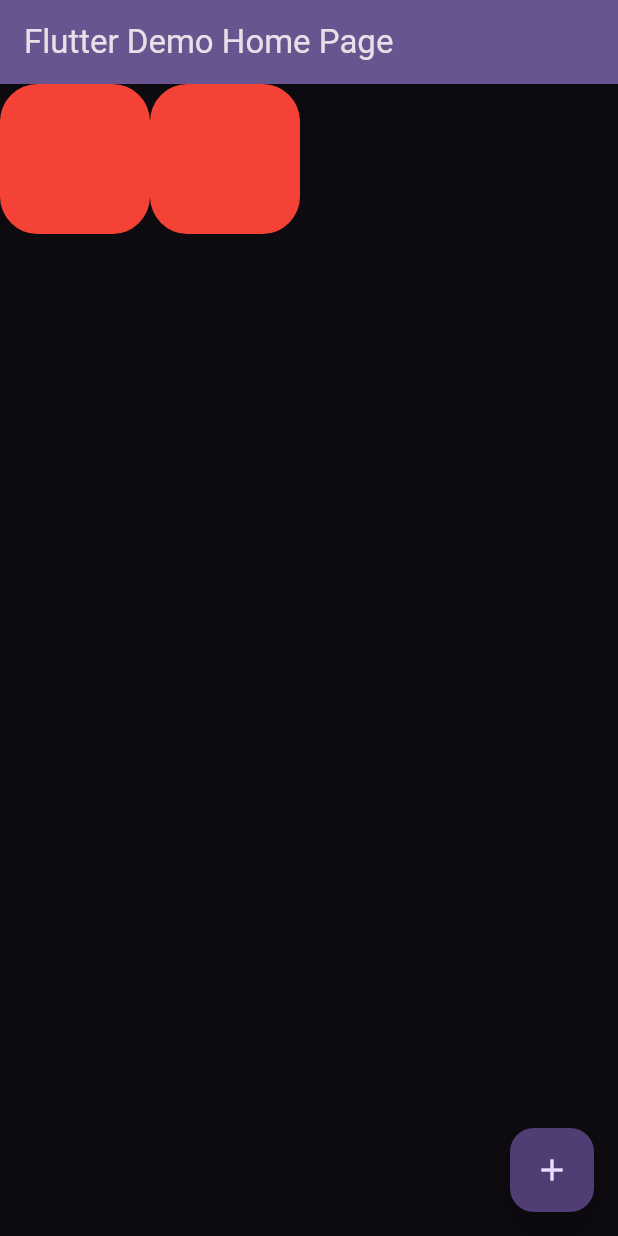
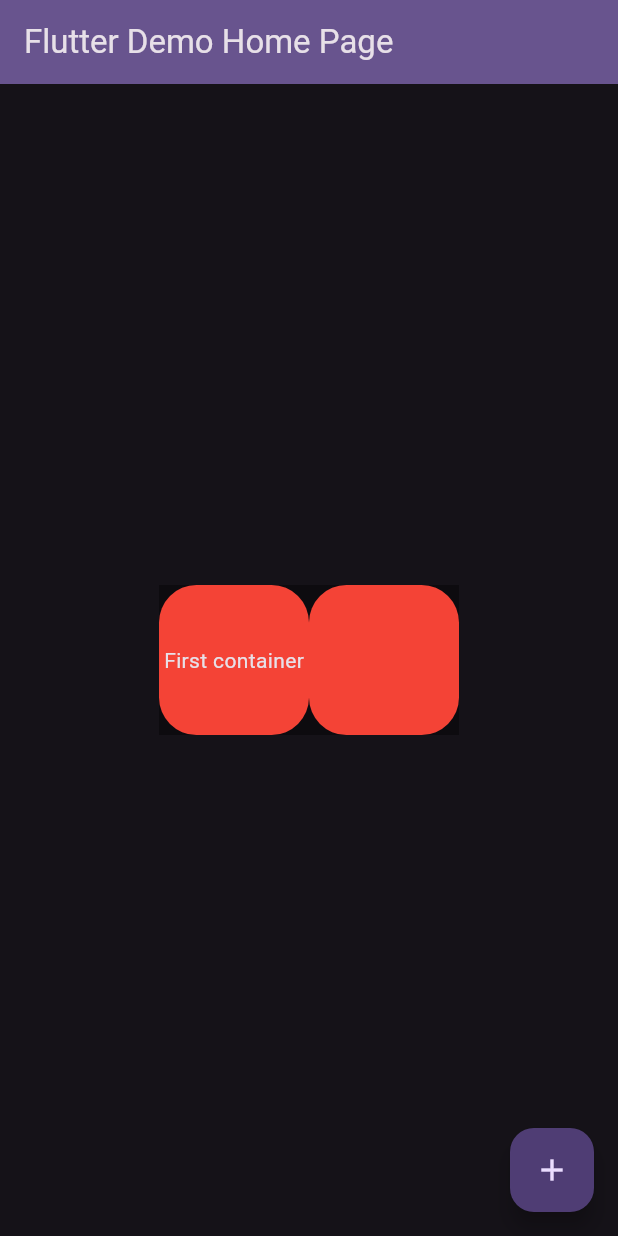
Before and after one commit to DhananjayaBandara/flutterApplication, a Flutter app: the screen it shows after launch, on a phone screen of 412 x 824 dp. Run offline on Flutter 3.47's test engine with Material 3 defaults, Android fonts, the phone set to English and light mode, and no system bars.

Commit message:
Center widget

```diff
--- a/flutter_app/lib/main.dart
+++ b/flutter_app/lib/main.dart
@@ -103,9 +103,8 @@ class _MyHomePageState extends State<MyHomePage> {
         // in the middle of the parent.
         child: Container(
           color: Colors.black38,
-          height: double.infinity,
           child: Row(
-            crossAxisAlignment: CrossAxisAlignment.start,
+            mainAxisSize: MainAxisSize.min,
             children: [
               Container(
                 height: 100.0,
@@ -114,6 +113,7 @@ class _MyHomePageState extends State<MyHomePage> {
                   borderRadius: BorderRadius.circular(25.0),
                   color: Colors.red,
                 ),
+                child: Center(child: Text('First container')),
               ),
               Container(
                 height: 100.0,
```
